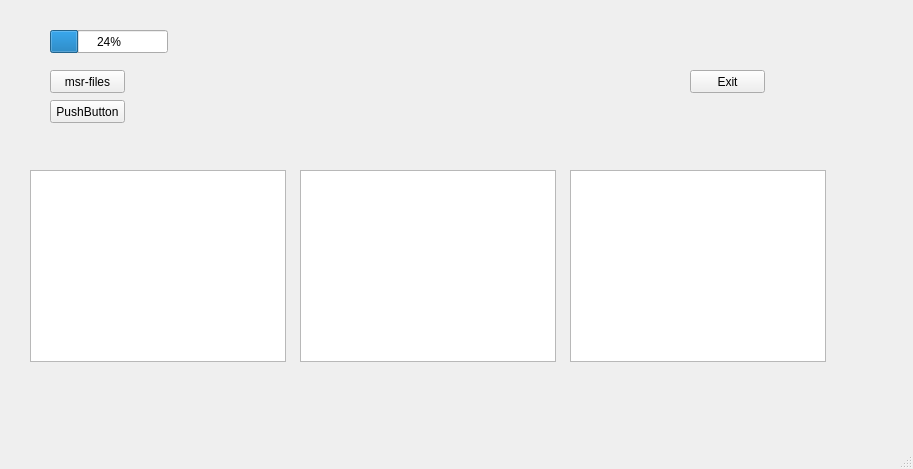
Old version of the form ui/main/mainwindow.ui in the repository TinoRiebe/Berlin.
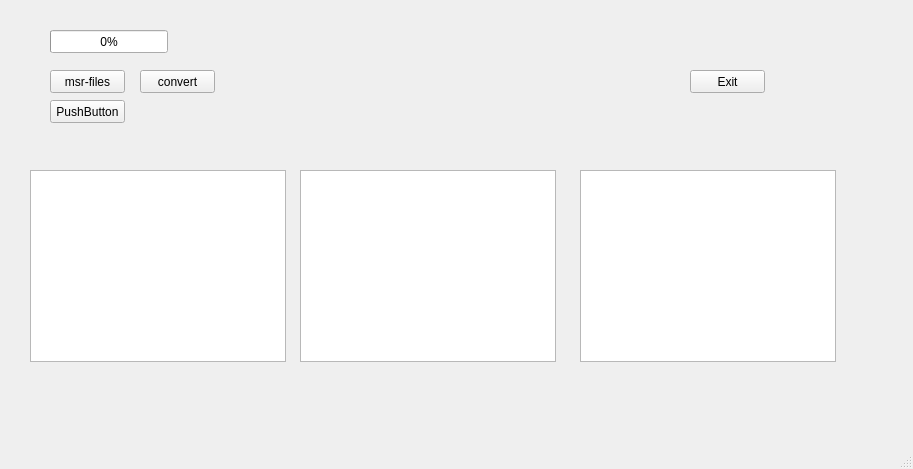
New version of the form.

The edit to the form file:
```diff
--- a/ui/main/mainwindow.ui
+++ b/ui/main/mainwindow.ui
@@ -63,7 +63,7 @@
      </rect>
     </property>
     <property name="value">
-     <number>24</number>
+     <number>0</number>
     </property>
    </widget>
    <widget class="QListView" name="lv_txt">
@@ -86,16 +86,29 @@
      </rect>
     </property>
    </widget>
-   <widget class="QListView" name="lv_mod">
+   <widget class="QListWidget" name="lw_mod">
     <property name="geometry">
      <rect>
-      <x>570</x>
+      <x>580</x>
       <y>170</y>
       <width>256</width>
       <height>192</height>
      </rect>
     </property>
    </widget>
+   <widget class="QPushButton" name="pb_convert">
+    <property name="geometry">
+     <rect>
+      <x>140</x>
+      <y>70</y>
+      <width>75</width>
+      <height>23</height>
+     </rect>
+    </property>
+    <property name="text">
+     <string>convert</string>
+    </property>
+   </widget>
   </widget>
   <widget class="QMenuBar" name="menubar">
    <property name="geometry">
```
Left out of the diff: 4 changed lines with no effect on the pictures.
